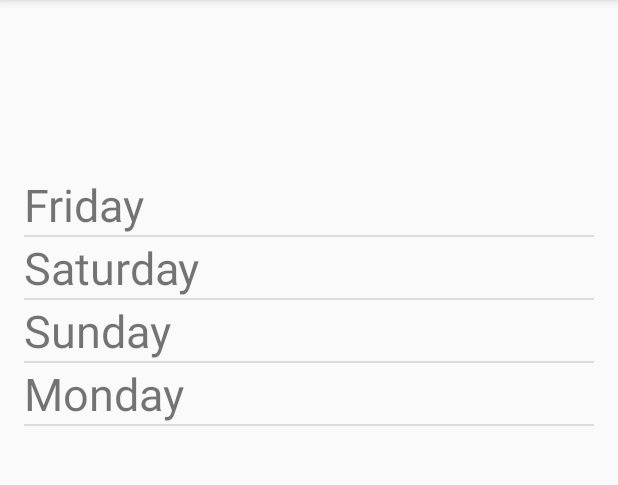
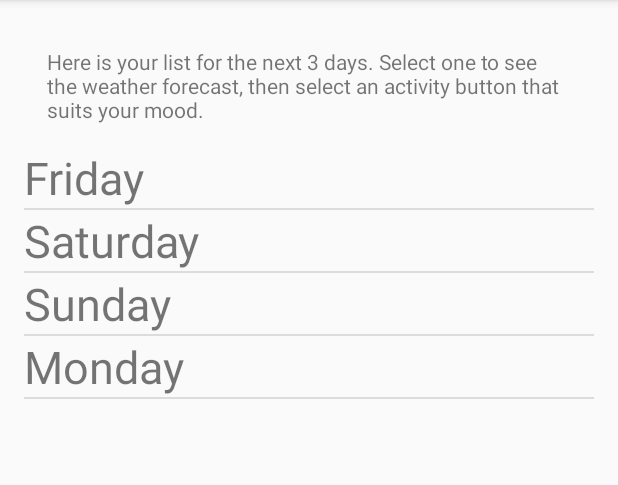
Before and after one commit to brendon21c/WeatherPlanner, an Android app: the screen it shows after launch (DaysOfWeek), after a tap on "NEXT", on a phone screen of 412 x 824 dp, the part 84-569 px from its top. Run offline under Robolectric (Android 15) with nearby library versions, the phone set to English and light mode, and no system bars.

```diff
--- a/app/src/main/res/layout/activity_days_of_week.xml
+++ b/app/src/main/res/layout/activity_days_of_week.xml
@@ -14,10 +14,15 @@
     <RelativeLayout
         android:layout_width="match_parent"
         android:id="@+id/instructions_viewer"
-        android:layout_height="100dp"
+        android:layout_height="wrap_content"
         android:padding="15dp"
         android:layout_alignParentTop="true">
 
+        <TextView
+            android:text="Here is your list for the next 3 days. Select one to see the weather forecast, then select an activity button that suits your mood."
+            android:layout_width="wrap_content"
+            android:layout_height="wrap_content"
+            android:id="@+id/instructions_text"/>
     </RelativeLayout>
 
     <RelativeLayout
```
Also changed, not shown: app/src/main/java/com/brendon/weatherplanner/DaysOfWeek.java (+44 -8 lines).
